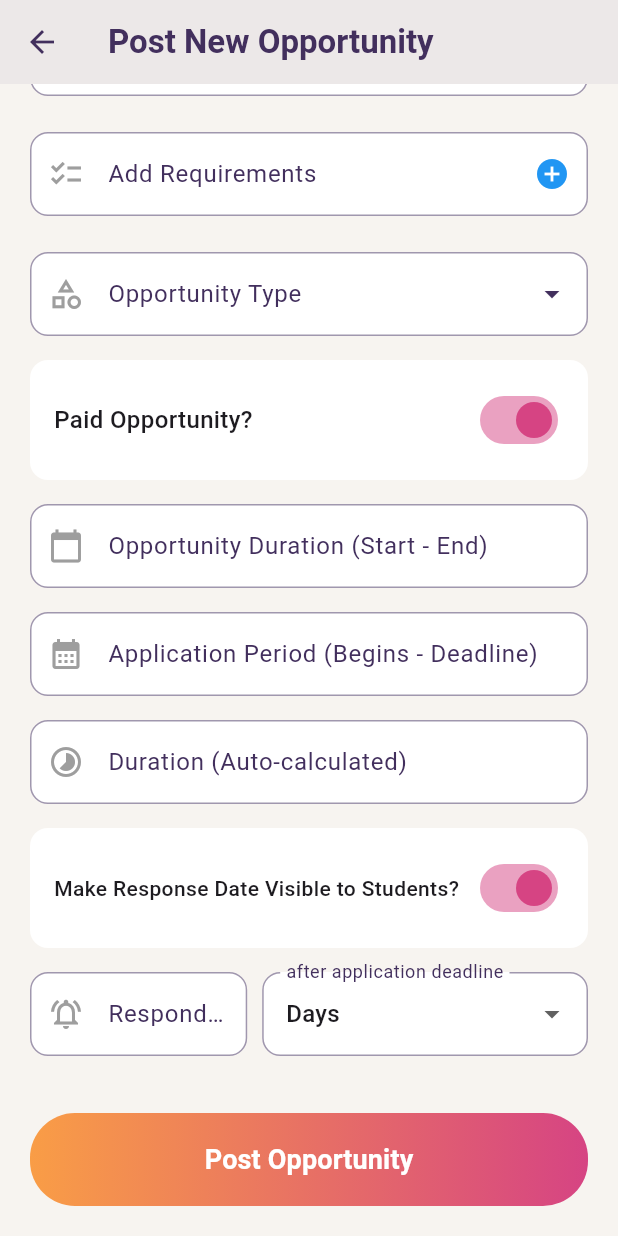
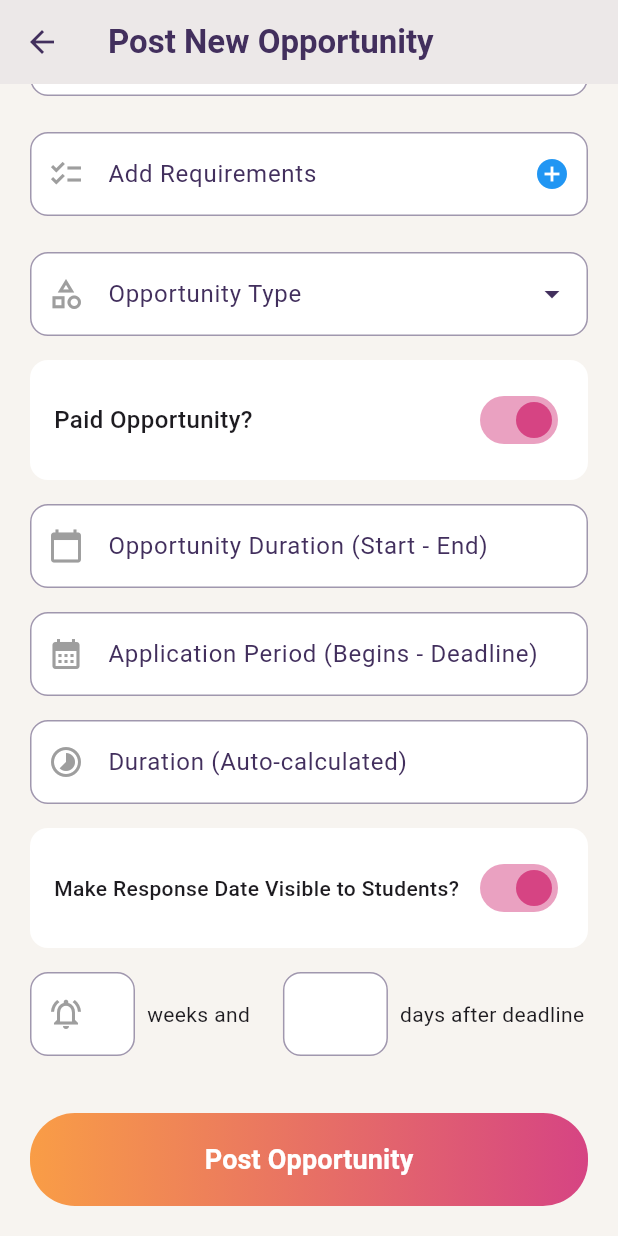
Before and after one commit to RandAlshalan/Spark444, a Flutter app: the PostOpportunityPage screen opened directly, scrolled down 528 dp, on a phone screen of 412 x 824 dp. Run offline on Flutter 3.47's test engine with Material 3 defaults, Android fonts, the phone set to English and light mode, and no system bars; our stand-ins replace cloud_firestore, file_picker, firebase_auth, firebase_core, firebase_storage, google_fonts and 1 more; accounts and stored records are empty.

Commit message:
company almost done

```diff
--- a/lib/companyScreens/PostOpportunityPage.dart
+++ b/lib/companyScreens/PostOpportunityPage.dart
@@ -28,8 +28,9 @@ class _PostOpportunityPageState extends State<PostOpportunityPage> {
       TextEditingController();
   final TextEditingController _applicationDatesController =
       TextEditingController();
-  final TextEditingController _responseDurationController =
+  final TextEditingController _responseWeeksController =
       TextEditingController();
+  final TextEditingController _responseDaysController = TextEditingController();
   final TextEditingController _durationController = TextEditingController();
   final TextEditingController _skillController = TextEditingController();
   final TextEditingController _requirementController = TextEditingController();
@@ -49,28 +50,30 @@ class _PostOpportunityPageState extends State<PostOpportunityPage> {
   DateTime? _endDate;
   DateTime? _applicationOpenDate;
   DateTime? _applicationDeadline;
-  String _responseDurationUnit = 'Days';
-  final List<String> _responseDurationUnits = ['Days', 'Weeks'];
+  DateTime? _calculatedResponseDate; // To show the calculated date in real-time
 
   final List<String> _selectedSkills = [];
   final List<String> _selectedRequirements = [];
+
+  static const int _maxSkills = 10;
+  static const int _maxRequirements = 10;
 
   // Dropdown options
   final List<String> _workModes = ['In-person', 'Remote', 'Hybrid'];
   final List<String> _saudiCities = [
     'Riyadh',
-    'Jeddah',
-    'Mecca',
+    'Makkah',
     'Medina',
-    'Dammam',
-    'Khobar',
-    'Dhahran',
+    'Qassim',
+    'Eastern Province',
+    'Asir',
     'Tabuk',
-    'Buraidah',
-    'Abha',
-    'Khamis Mushait',
+    'Northern Borders',
+    'Hail',
+    'Bahah',
     'Najran',
     'Jazan',
+    'Al Jouf',
   ];
 
   final List<String> _opportunityTypes = [
@@ -94,6 +97,9 @@ class _PostOpportunityPageState extends State<PostOpportunityPage> {
   void initState() {
     super.initState();
     _loadMajorsFuture = _loadMajors();
+    // Add listeners to update the calculated response date in real-time
+    _responseWeeksController.addListener(_updateAndDisplayResponseDate);
+    _responseDaysController.addListener(_updateAndDisplayResponseDate);
   }
 
   Future<void> _loadMajors() async {
@@ -122,7 +128,8 @@ class _PostOpportunityPageState extends State<PostOpportunityPage> {
     _descriptionController.dispose();
     _opportunityDatesController.dispose();
     _applicationDatesController.dispose();
-    _responseDurationController.dispose();
+    _responseWeeksController.dispose();
+    _responseDaysController.dispose();
     _durationController.dispose();
     _skillController.dispose();
     _requirementController.dispose();
@@ -232,55 +239,109 @@ class _PostOpportunityPageState extends State<PostOpportunityPage> {
   }
 
   Timestamp? _calculateResponseDeadline() {
-    if (!_isResponseDateVisible ||
-        _applicationDeadline == null ||
-        _responseDurationController.text.trim().isEmpty) {
+    if (!_isResponseDateVisible || _applicationDeadline == null) {
       return null;
     }
 
-    final durationValue = int.tryParse(_responseDurationController.text.trim());
-    if (durationValue == null) return null;
+    final weeks = int.tryParse(_responseWeeksController.text.trim()) ?? 0;
+    final days = int.tryParse(_responseDaysController.text.trim()) ?? 0;
 
-    final duration = _responseDurationUnit == 'Days'
-        ? Duration(days: durationValue)
-        : Duration(days: durationValue * 7);
+    if (weeks == 0 && days == 0) {
+      return null; // No duration entered, so no deadline.
+    }
 
-    final calculatedDate = _applicationDeadline!.add(duration);
+    final totalDays = (weeks * 7) + days;
+    final calculatedDate = _applicationDeadline!.add(Duration(days: totalDays));
     return Timestamp.fromDate(calculatedDate);
   }
 
+  void _updateAndDisplayResponseDate() {
+    if (!_isResponseDateVisible || _applicationDeadline == null) {
+      setState(() => _calculatedResponseDate = null);
+      return;
+    }
+
+    final weeks = int.tryParse(_responseWeeksController.text.trim()) ?? 0;
+    final days = int.tryParse(_responseDaysController.text.trim()) ?? 0;
+
+    if (weeks == 0 && days == 0) {
+      setState(() => _calculatedResponseDate = null);
+      return;
+    }
+
+    final totalDays = (weeks * 7) + days;
+    final calculatedDate = _applicationDeadline!.add(Duration(days: totalDays));
+
+    // Update the state to rebuild the UI and show the new date
+    setState(() => _calculatedResponseDate = calculatedDate);
+  }
+
   void _addSkill() {
+    if (_selectedSkills.length >= _maxSkills) {
+      ScaffoldMessenger.of(context).showSnackBar(
+        SnackBar(content: Text('You can add a maximum of $_maxSkills skills.')),
+      );
+      return;
+    }
+
     final skill = _skillController.text.trim();
+    if (skill.isEmpty) return;
+
     // Case-insensitive check for duplicates
     final isDuplicate = _selectedSkills.any(
       (s) => s.toLowerCase() == skill.toLowerCase(),
     );
-    if (skill.isNotEmpty && !isDuplicate && skill.length <= 30) {
+
+    if (isDuplicate) {
+      ScaffoldMessenger.of(context).showSnackBar(
+        const SnackBar(content: Text('This skill has already been added.')),
+      );
+      return;
+    }
+
     setState(() {
       _selectedSkills.add(skill);
       _skillController.clear();
     });
   }
-  }
 
   void _removeSkill(String skill) {
-    setState(() {
-      _selectedSkills.remove(skill);
-    });
+    setState(() => _selectedSkills.remove(skill));
   }
 
   void _addRequirement() {
+    if (_selectedRequirements.length >= _maxRequirements) {
+      ScaffoldMessenger.of(context).showSnackBar(
+        SnackBar(
+          content: Text(
+            'You can add a maximum of $_maxRequirements requirements.',
+          ),
+        ),
+      );
+      return;
+    }
+
     final requirement = _requirementController.text.trim();
+    if (requirement.isEmpty) return;
+
     // Case-insensitive check for duplicates
     final isDuplicate = _selectedRequirements.any(
       (r) => r.toLowerCase() == requirement.toLowerCase(),
     );
-    if (requirement.isNotEmpty && !isDuplicate && requirement.length <= 100) {
+
+    if (isDuplicate) {
+      ScaffoldMessenger.of(context).showSnackBar(
+        const SnackBar(
+          content: Text('This requirement has already been added.'),
+        ),
+      );
+      return;
+    }
+
     setState(() {
       _selectedRequirements.add(requirement);
       _requirementController.clear();
     });
-    }
   }
 
   void _removeRequirement(String requirement) {
@@ -520,6 +581,7 @@ class _PostOpportunityPageState extends State<PostOpportunityPage> {
       _applicationOpenDate = pickedRange.start;
       _applicationDeadline = pickedRange.end;
       final format = DateFormat('MMM d, yyyy');
+      _updateAndDisplayResponseDate(); // Recalculate response date
       _applicationDatesController.text =
           '${format.format(_applicationOpenDate!)} - ${format.format(_applicationDeadline!)}';
     });
@@ -875,33 +937,38 @@ class _PostOpportunityPageState extends State<PostOpportunityPage> {
 
                 // Response Date (Now conditional)
                 if (_isResponseDateVisible)
+                  Column(
+                    children: [
                       Padding(
                         padding: const EdgeInsets.symmetric(vertical: 8.0),
                         child: Row(
-                      crossAxisAlignment: CrossAxisAlignment.start,
+                          crossAxisAlignment: CrossAxisAlignment.center,
                           children: [
-                        Expanded(
-                          flex: 2,
+                            // Weeks Input
+                            SizedBox(
+                              width: 70,
                               child: TextFormField(
-                            controller: _responseDurationController,
-                            decoration: _buildInputDecoration(
-                              'Respond within',
-                              icon: Icons.notifications_active_outlined,
+                                controller: _responseWeeksController,
+                                decoration: _buildInputDecoration('').copyWith(
+                                  prefixIcon: const Icon(
+                                    Icons.notifications_active_outlined,
+                                    color: Colors.grey,
+                                  ),
                                 ),
                                 keyboardType: TextInputType.number,
                                 inputFormatters: [
                                   FilteringTextInputFormatter.digitsOnly,
                                 ],
+                                textAlign: TextAlign.center,
                                 validator: (value) {
-                              if (value == null || value.isEmpty) {
-                                return 'Required';
-                              }
                                   final calculatedDeadline =
                                       _calculateResponseDeadline()?.toDate();
                                   if (calculatedDeadline != null &&
                                       _startDate != null &&
-                                  !calculatedDeadline.isBefore(_startDate!)) {
-                                return 'Must be before start date';
+                                      !calculatedDeadline.isBefore(
+                                        _startDate!,
+                                      )) {
+                                    return 'Too late';
                                   }
                                   return null;
                                 },
@@ -909,29 +976,47 @@ class _PostOpportunityPageState extends State<PostOpportunityPage> {
                                     AutovalidateMode.onUserInteraction,
                               ),
                             ),
+                            const Padding(
+                              padding: EdgeInsets.only(left: 8.0, right: 12.0),
+                              child: Text('weeks and'),
+                            ),
                             const SizedBox(width: 10),
-                        Expanded(
-                          flex: 3,
-                          child: DropdownButtonFormField<String>(
-                            value: _responseDurationUnit,
-                            items: _responseDurationUnits
-                                .map(
-                                  (unit) => DropdownMenuItem(
-                                    value: unit,
-                                    child: Text(unit),
+                            // Days Input
+                            SizedBox(
+                              width: 70,
+                              child: TextFormField(
+                                controller: _responseDaysController,
+                                decoration: _buildInputDecoration(''),
+                                keyboardType: TextInputType.number,
+                                inputFormatters: [
+                                  FilteringTextInputFormatter.digitsOnly,
+                                ],
+                                textAlign: TextAlign.center,
+                                autovalidateMode:
+                                    AutovalidateMode.onUserInteraction,
                               ),
-                                )
-                                .toList(),
-                            onChanged: (value) {
-                              setState(() => _responseDurationUnit = value!);
-                            },
-                            decoration: _buildInputDecoration(
-                              'after application deadline',
-                            ).copyWith(prefixIcon: null),
+                            ),
+                            const Expanded(
+                              child: Padding(
+                                padding: EdgeInsets.only(left: 8.0),
+                                child: Text('days after deadline'),
                               ),
                             ),
                           ],
                         ),
+                      ),
+                      if (_calculatedResponseDate != null)
+                        Padding(
+                          padding: const EdgeInsets.only(top: 4, bottom: 8),
+                          child: Text(
+                            'Expected Response By: ${DateFormat('MMMM dd, yyyy').format(_calculatedResponseDate!)}',
+                            style: TextStyle(
+                              color: primaryColor.withOpacity(0.8),
+                              fontWeight: FontWeight.w500,
+                            ),
+                          ),
+                        ),
+                    ],
                   ),
 
                 const SizedBox(height: 30),
```
Also changed, not shown: lib/services/authService.dart (+43 -22 lines). Lines whose indentation alone changed are shown as unchanged.
